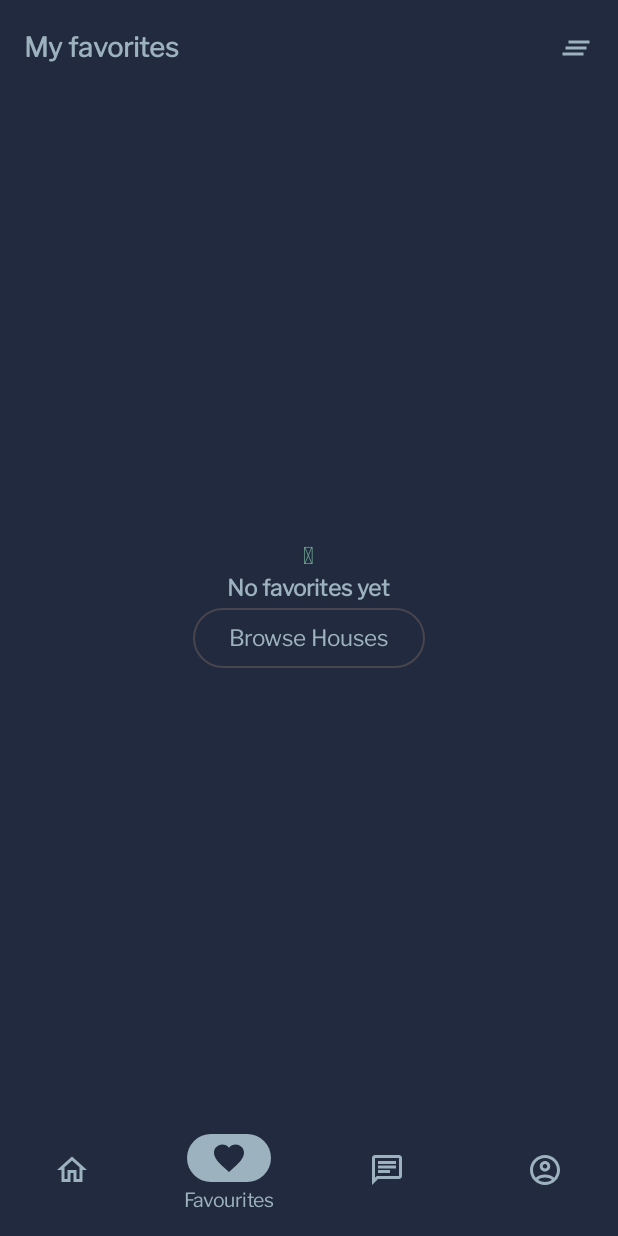
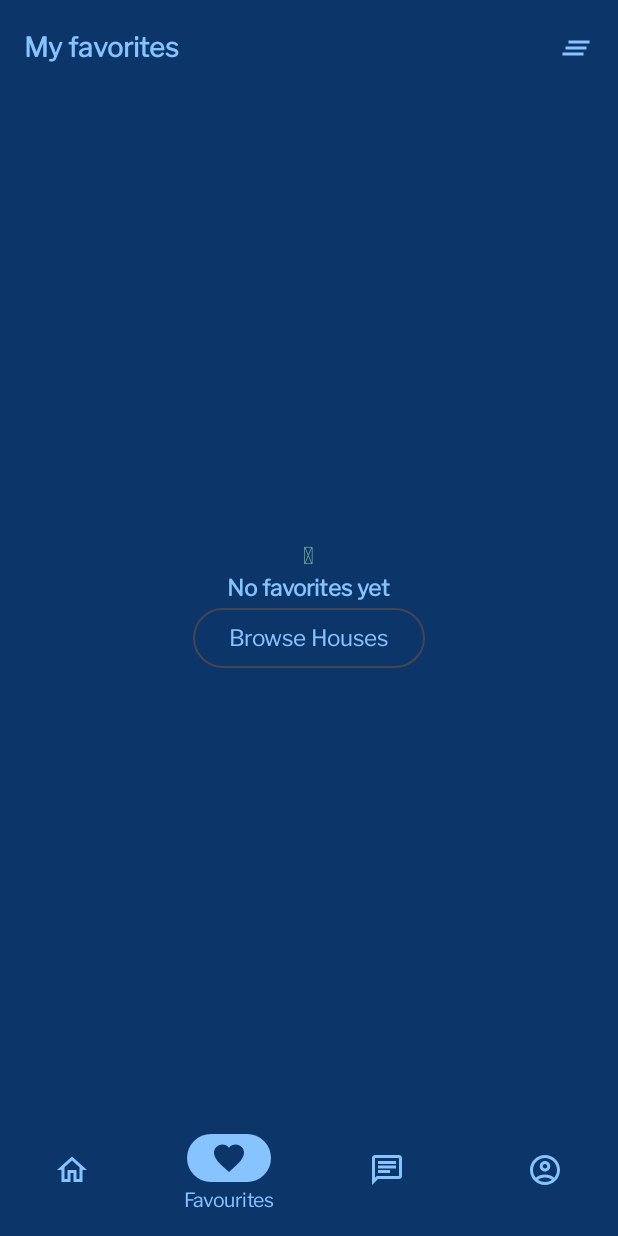
Before and after one commit to mikesplore/MyKeja, an Android app built with Jetpack Compose: the screen it shows after launch (MainActivity), item 2 of the bottom bar chosen, on a phone screen of 412 x 824 dp. Run offline under Robolectric (Android 15) with nearby library versions, the phone set to English and light mode, and no system bars; our stand-ins replace Dagger/Hilt's generated code, Firebase (no records; nobody signed in at launch, a user with empty details on screens opened directly), Room's generated code; pictures from the network do not load; 2 statements that could not run were skipped.

Commit message:
UI implementation

```diff
--- a/app/src/main/java/com/mike/hms/ui/theme/Color.kt
+++ b/app/src/main/java/com/mike/hms/ui/theme/Color.kt
@@ -2,12 +2,12 @@ package com.mike.hms.ui.theme
 
 import androidx.compose.ui.graphics.Color
 
-val Black = Color(0xFF212A3E)
-val White = Color(0xffCDE8E5)
+val Black = Color(0xFF0C356A)
+val White = Color.White
 val Blue = Color (0XFF3FA2F6)
 val Red = Color(0XFF164863)
-val WhiteSchemeTextColor = Color(0xff526D82)
-val BlackSchemeTextColor = Color(0xFF9DB2BF)
+val WhiteSchemeTextColor = Color(0xffE4F1FF)
+val BlackSchemeTextColor = Color(0xFF87C4FF)
 val Green = Color(0xFF76B39D)
 val Purple = Color(0XFF0C2D57)
 val whiteSurfaceContainer = Black
```
